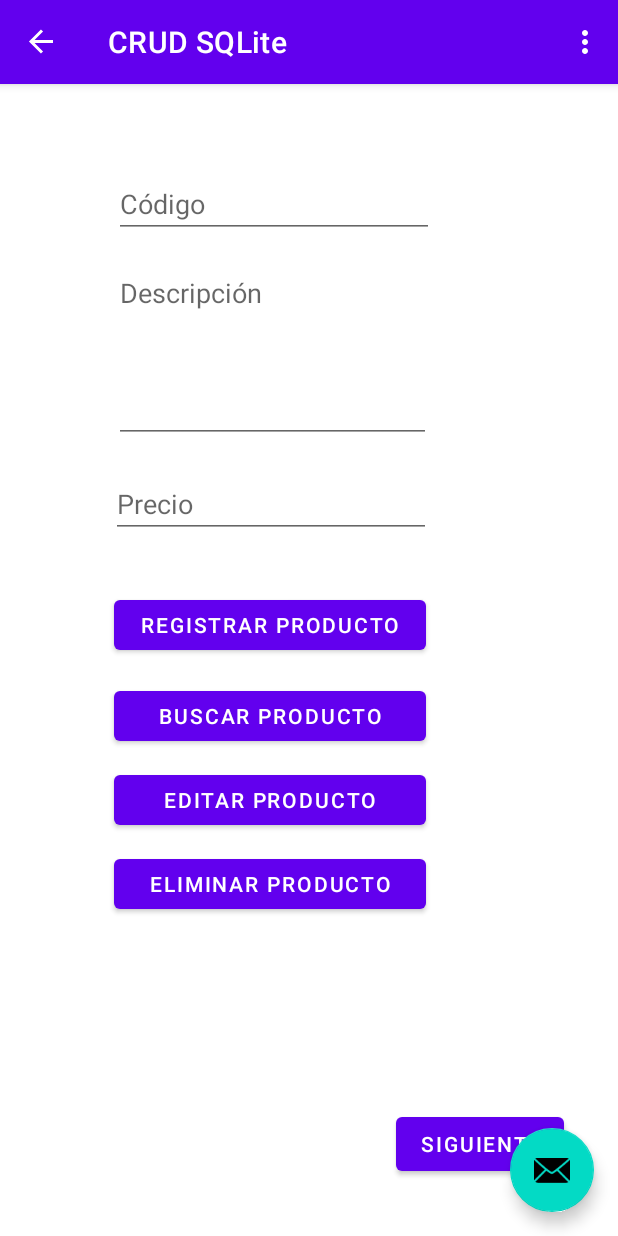
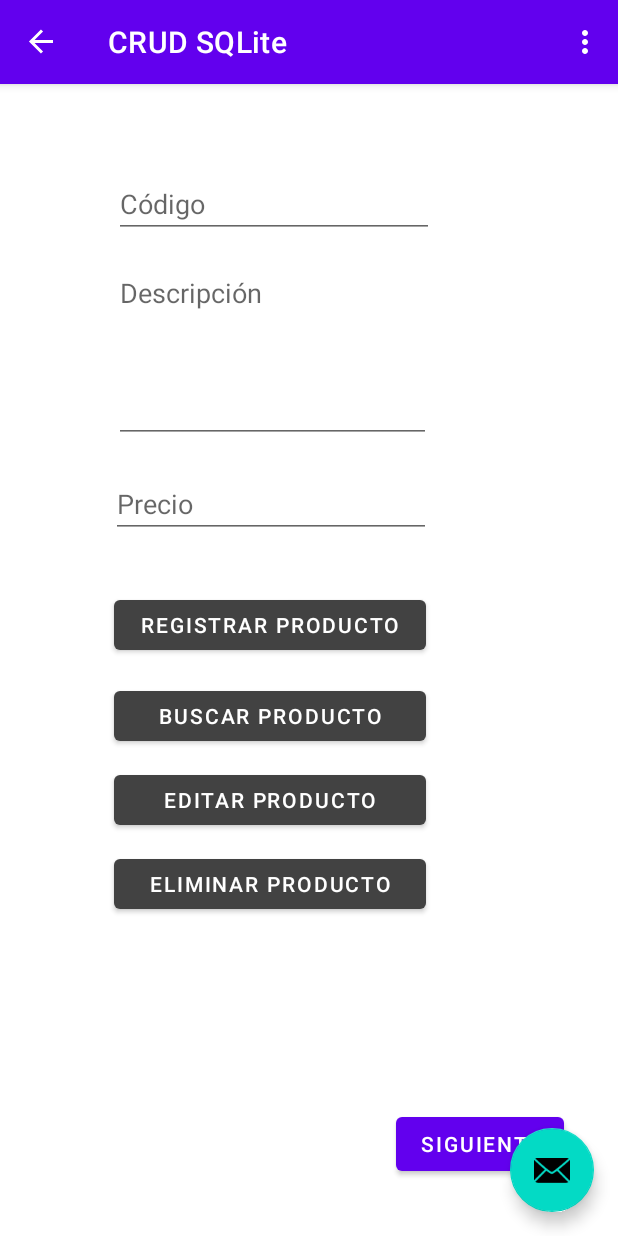
Before and after one commit to rickyurvinaUCN/ConceptosMedios, an Android app: the SqliteFragment screen opened through its navigation route, on a phone screen of 412 x 824 dp. Run offline under Robolectric (Android 15) with nearby library versions, the light colour scheme and no system bars; our stand-ins replace navigation-ui.

Commit message:
LinearLayout

```diff
--- a/app/src/main/java/com/example/conceptosmedios/SqliteFragment.java
+++ b/app/src/main/java/com/example/conceptosmedios/SqliteFragment.java
@@ -7,6 +7,7 @@ import android.os.Bundle;
 
 import androidx.annotation.NonNull;
 import androidx.fragment.app.Fragment;
+import androidx.navigation.fragment.NavHostFragment;
 
 import android.view.LayoutInflater;
 import android.view.View;
@@ -62,6 +63,14 @@ public class SqliteFragment extends Fragment {
             @Override
             public void onClick(View view) {
                 edit();
+            }
+        });
+
+        binding.btnToLinearLayout.setOnClickListener(new View.OnClickListener() {
+            @Override
+            public void onClick(View view) {
+                NavHostFragment.findNavController(SqliteFragment.this)
+                        .navigate(R.id.action_sqliteFragment_to_linearLayoutFragment);
             }
         });
 
--- a/app/src/main/res/layout/fragment_sqlite.xml
+++ b/app/src/main/res/layout/fragment_sqlite.xml
@@ -8,7 +8,7 @@
     tools:context=".SqliteFragment">
 
     <Button
-        android:id="@+id/button2"
+        android:id="@+id/btn_to_linear_layout"
         android:layout_width="wrap_content"
         android:layout_height="wrap_content"
         android:layout_marginEnd="36dp"
@@ -26,6 +26,7 @@
         android:layout_marginLeft="2dp"
         android:layout_marginTop="35dp"
         android:text="@string/register"
+        app:backgroundTint="@color/cardview_dark_background"
         app:layout_constraintStart_toStartOf="@+id/txt_price"
         app:layout_constraintTop_toBottomOf="@+id/txt_price" />
 
@@ -37,6 +38,7 @@
         android:layout_marginLeft="2dp"
         android:layout_marginTop="96dp"
         android:text="@string/search_product"
+        app:backgroundTint="@color/cardview_dark_background"
         app:layout_constraintStart_toStartOf="@+id/txt_price"
         app:layout_constraintTop_toBottomOf="@+id/txt_price" />
 
@@ -48,6 +50,7 @@
         android:layout_marginLeft="2dp"
         android:layout_marginTop="152dp"
         android:text="@string/edit"
+        app:backgroundTint="@color/cardview_dark_background"
         app:layout_constraintStart_toStartOf="@+id/txt_price"
         app:layout_constraintTop_toBottomOf="@+id/txt_price" />
 
@@ -59,6 +62,7 @@
         android:layout_marginLeft="2dp"
         android:layout_marginTop="208dp"
         android:text="@string/delete"
+        app:backgroundTint="@color/cardview_dark_background"
         app:layout_constraintStart_toStartOf="@+id/txt_price"
         app:layout_constraintTop_toBottomOf="@+id/txt_price" />
 
@@ -87,7 +91,7 @@
         android:ems="10"
         android:hint="@string/price"
         android:inputType="numberDecimal"
-        app:layout_constraintBottom_toTopOf="@+id/button2"
+        app:layout_constraintBottom_toTopOf="@+id/btn_to_linear_layout"
         app:layout_constraintStart_toStartOf="parent"
         app:layout_constraintTop_toBottomOf="@+id/txt_description" />
 
--- a/app/src/main/res/navigation/nav_graph.xml
+++ b/app/src/main/res/navigation/nav_graph.xml
@@ -35,5 +35,17 @@
         <action
             android:id="@+id/action_sqliteFragment_to_SecondFragment"
             app:destination="@id/SecondFragment" />
+        <action
+            android:id="@+id/action_sqliteFragment_to_linearLayoutFragment"
+            app:destination="@id/linearLayoutFragment" />
+    </fragment>
+    <fragment
+        android:id="@+id/linearLayoutFragment"
+        android:name="com.example.conceptosmedios.LinearLayoutFragment"
+        android:label="@string/fragment_linear_layout"
+        tools:layout="@layout/fragment_linear_layout" >
+        <action
+            android:id="@+id/action_linearLayoutFragment_to_sqliteFragment"
+            app:destination="@id/sqliteFragment" />
     </fragment>
 </navigation>
--- a/app/src/main/res/values/strings.xml
+++ b/app/src/main/res/values/strings.xml
@@ -25,4 +25,8 @@
     <string name="code">Código</string>
     <string name="description">Descripción</string>
     <string name="price">Precio</string>
+    <string name="fragment_linear_layout">LinearLayout</string>
+    <string name="login">Ingresar</string>
+    <string name="name">Nombre</string>
+    <string name="password">Contraseña</string>
 </resources>
```
Also changed, not shown: app/src/main/java/com/example/conceptosmedios/LinearLayoutFragment.java (added, +64 -0 lines), app/src/main/res/layout/fragment_linear_layout.xml (added, +62 -0 lines).
